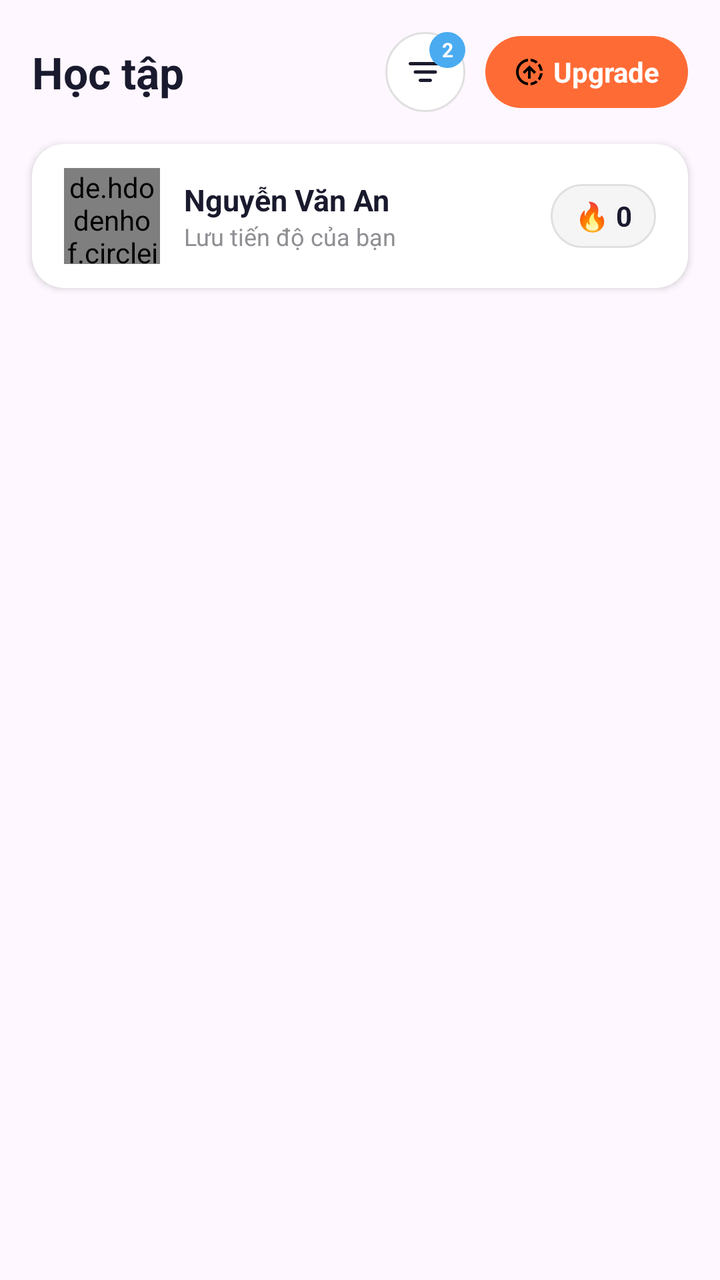
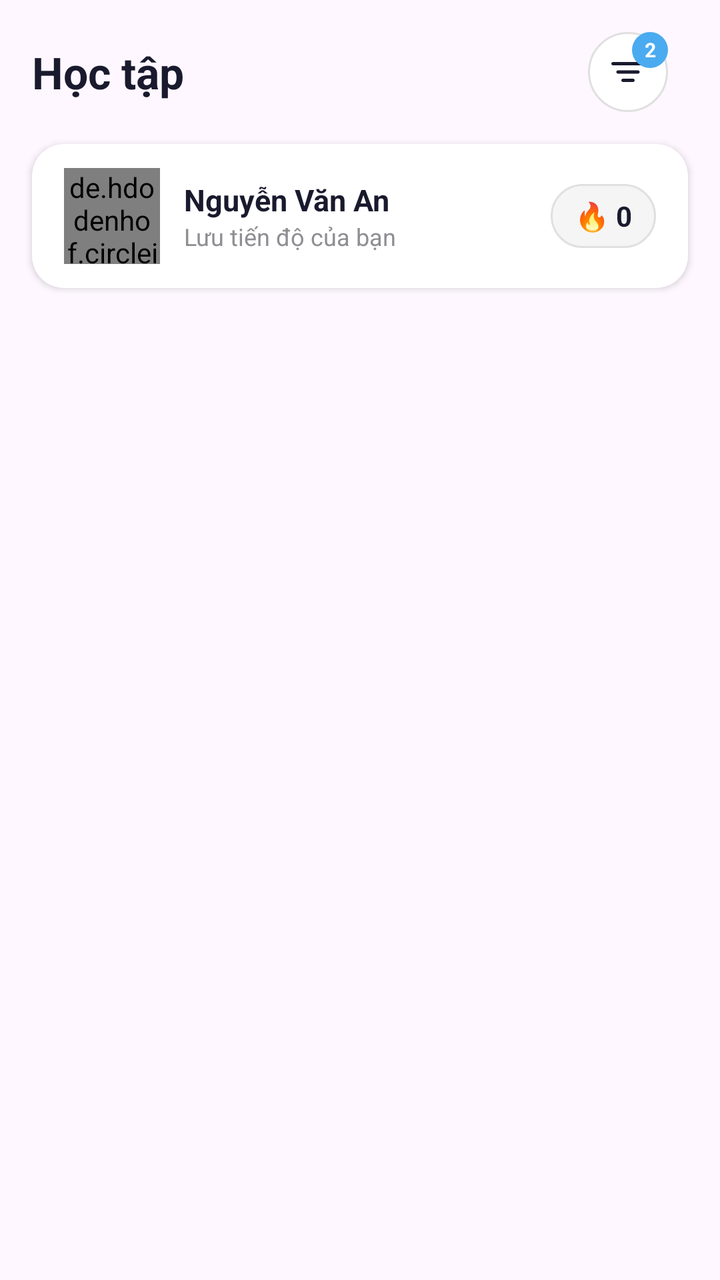

Screens rendered from an Android XML layout before and after an edit, with the pre-edit source and the edit as a unified diff.
<!-- AndroidManifest.xml: application theme Theme.App -->
<!-- res/layout/fragment_study.xml -->
<?xml version="1.0" encoding="utf-8"?>
<LinearLayout xmlns:android="http://schemas.android.com/apk/res/android"
    xmlns:app="http://schemas.android.com/apk/res-auto"
    android:layout_width="match_parent"
    android:layout_height="match_parent"
    android:orientation="vertical">

    <LinearLayout
        android:layout_width="match_parent"
        android:layout_height="wrap_content"
        android:orientation="horizontal"
        android:paddingHorizontal="16dp"
        android:paddingTop="16dp"
        android:paddingBottom="12dp"
        android:gravity="center_vertical">

        <TextView
            android:layout_width="0dp"
            android:layout_height="wrap_content"
            android:layout_weight="1"
            android:text="Học tập"
            android:textSize="22sp"
            android:textStyle="bold"
            android:textColor="#1A1A2E" />

        <FrameLayout
            android:layout_width="wrap_content"
            android:layout_height="wrap_content"
            android:layout_marginEnd="10dp">

            <ImageView
                android:layout_width="40dp"
                android:layout_height="40dp"
                android:background="@drawable/bg_circle_white"
                android:src="@drawable/ic_filter"
                android:padding="10dp"
                android:contentDescription="Filter" />

            <TextView
                android:id="@+id/tvFilterBadge"
                android:layout_width="18dp"
                android:layout_height="18dp"
                android:layout_gravity="top|end"
                android:text="2"
                android:textSize="10sp"
                android:textColor="#FFFFFF"
                android:textStyle="bold"
                android:gravity="center"
                android:background="@drawable/bg_badge_blue" />
        </FrameLayout>

        <LinearLayout
            android:layout_width="wrap_content"
            android:layout_height="36dp"
            android:orientation="horizontal"
            android:gravity="center_vertical"
            android:paddingHorizontal="14dp"
            android:background="@drawable/bg_upgrade_button">

            <ImageView
                android:layout_width="16dp"
                android:layout_height="16dp"
                android:src="@drawable/ic_upgrade_arrow"
                android:layout_marginEnd="4dp"
                android:contentDescription="Upgrade icon" />

            <TextView
                android:layout_width="wrap_content"
                android:layout_height="wrap_content"
                android:text="Upgrade"
                android:textSize="14sp"
                android:textStyle="bold"
                android:textColor="#FFFFFF" />
        </LinearLayout>

    </LinearLayout>

    <androidx.core.widget.NestedScrollView
        android:layout_width="match_parent"
        android:layout_height="match_parent">

        <LinearLayout
            android:layout_width="match_parent"
            android:layout_height="wrap_content"
            android:orientation="vertical"
            android:paddingBottom="24dp">

            <LinearLayout
                android:layout_width="match_parent"
                android:layout_height="wrap_content"
                android:orientation="horizontal"
                android:gravity="center_vertical"
                android:paddingHorizontal="16dp"
                android:paddingVertical="12dp"
                android:layout_marginHorizontal="16dp"
                android:layout_marginTop="4dp"
                android:layout_marginBottom="16dp"
                android:background="@drawable/bg_card_white"
                android:elevation="2dp">

                <de.hdodenhof.circleimageview.CircleImageView
                    android:id="@+id/imgAvatar"
                    android:layout_width="48dp"
                    android:layout_height="48dp"
                    android:src="@drawable/img_demo_avatar"
                    app:civ_border_width="2dp"
                    app:civ_border_color="#E0E0E0"
                    android:layout_marginEnd="12dp" />

                <LinearLayout
                    android:layout_width="0dp"
                    android:layout_height="wrap_content"
                    android:layout_weight="1"
                    android:orientation="vertical">

                    <TextView
                        android:id="@+id/tvUserName"
                        android:layout_width="wrap_content"
                        android:layout_height="wrap_content"
                        android:text="Nguyễn Văn An"
                        android:textSize="15sp"
                        android:textStyle="bold"
                        android:textColor="#1A1A2E" />

                    <TextView
                        android:layout_width="wrap_content"
                        android:layout_height="wrap_content"
                        android:text="Lưu tiến độ của bạn"
                        android:textSize="12sp"
                        android:textColor="#8E8E93" />
                </LinearLayout>

                <LinearLayout
                    android:layout_width="wrap_content"
                    android:layout_height="32dp"
                    android:orientation="horizontal"
                    android:gravity="center_vertical"
                    android:paddingHorizontal="12dp"
                    android:background="@drawable/bg_stat_pill">

                    <TextView
                        android:layout_width="wrap_content"
                        android:layout_height="wrap_content"
                        android:text="🔥"
                        android:textSize="14sp" />

                    <TextView
                        android:id="@+id/tvStreak"
                        android:layout_width="wrap_content"
                        android:layout_height="wrap_content"
                        android:text=" 0"
                        android:textSize="14sp"
                        android:textStyle="bold"
                        android:textColor="#1A1A2E" />
                </LinearLayout>

            </LinearLayout>

            <androidx.recyclerview.widget.RecyclerView
                android:id="@+id/rvLessonSections"
                android:layout_width="match_parent"
                android:layout_height="wrap_content"
                android:nestedScrollingEnabled="false"
                android:overScrollMode="never" />

        </LinearLayout>

    </androidx.core.widget.NestedScrollView>

</LinearLayout>
<!-- resources referenced by this layout -->
<resources>
  <!-- drawable bg_badge_blue (drawable) -->
  <?xml version="1.0" encoding="utf-8"?>
  <shape xmlns:android="http://schemas.android.com/apk/res/android"
      android:shape="oval">
      <solid android:color="#4AABF0" />
  </shape>
  <!-- drawable bg_card_white (drawable) -->
  <?xml version="1.0" encoding="utf-8"?>
  <shape xmlns:android="http://schemas.android.com/apk/res/android"
      android:shape="rectangle">
      <solid android:color="#FFFFFF" />
      <corners android:radius="16dp" />
  </shape>
  <!-- drawable bg_circle_white (drawable) -->
  <?xml version="1.0" encoding="utf-8"?>
  <shape xmlns:android="http://schemas.android.com/apk/res/android"
      android:shape="oval">
      <solid android:color="#FFFFFF" />
      <stroke android:width="1dp" android:color="#E0E0E0" />
  </shape>
  <!-- drawable bg_stat_pill (drawable) -->
  <?xml version="1.0" encoding="utf-8"?>
  <shape xmlns:android="http://schemas.android.com/apk/res/android"
      android:shape="rectangle">
      <solid android:color="#F5F5F5" />
      <stroke android:width="1dp" android:color="#E0E0E0" />
      <corners android:radius="20dp" />
  </shape>
  <!-- drawable bg_upgrade_button (drawable) -->
  <?xml version="1.0" encoding="utf-8"?>
  <shape xmlns:android="http://schemas.android.com/apk/res/android"
      android:shape="rectangle">
      <solid android:color="#FF6B35" />
      <corners android:radius="20dp" />
  </shape>
  <!-- drawable ic_filter (drawable) -->
  <?xml version="1.0" encoding="utf-8"?>
  <vector xmlns:android="http://schemas.android.com/apk/res/android"
      android:width="24dp"
      android:height="24dp"
      android:viewportWidth="24"
      android:viewportHeight="24">
  
      <path
          android:fillColor="#1A1A2E"
          android:pathData="M3,6 L21,6 C21.55,6 22,6.45 22,7 C22,7.55 21.55,8 21,8 L3,8 C2.45,8 2,7.55 2,7 C2,6.45 2.45,6 3,6 Z" />
  
      <path
          android:fillColor="#1A1A2E"
          android:pathData="M6,11 L18,11 C18.55,11 19,11.45 19,12 C19,12.55 18.55,13 18,13 L6,13 C5.45,13 5,12.55 5,12 C5,11.45 5.45,11 6,11 Z" />
  
      <path
          android:fillColor="#1A1A2E"
          android:pathData="M9,16 L15,16 C15.55,16 16,16.45 16,17 C16,17.55 15.55,18 15,18 L9,18 C8.45,18 8,17.55 8,17 C8,16.45 8.45,16 9,16 Z" />
  
  </vector>
  <!-- drawable ic_upgrade_arrow (drawable) -->
  <vector xmlns:android="http://schemas.android.com/apk/res/android" android:height="24dp" android:tint="#000000" android:viewportHeight="960" android:viewportWidth="960" android:width="24dp">
        
      <path android:fillColor="@android:color/white" android:pathData="M441,878Q365,870 299.5,836.5Q234,803 185,749.5Q136,696 108,627Q80,558 80,480Q80,323 184.5,210Q289,97 441,82L441,163Q322,178 241,267.5Q160,357 160,480Q160,603 241,692.5Q322,782 441,797L441,878ZM441,680L441,433L337,537L281,480L481,280L681,480L624,536L521,433L521,680L441,680ZM521,878L521,797Q565,792 604.5,775Q644,758 677,732L734,790Q689,826 635,849Q581,872 521,878ZM676,228Q643,202 604,185Q565,168 521,163L521,82Q581,88 635,111Q689,134 734,170L676,228ZM790,733L733,676Q759,643 776,603.5Q793,564 798,520L879,520Q873,580 849.5,634Q826,688 790,733ZM798,440Q793,396 776,356.5Q759,317 733,284L790,227Q826,272 849.5,326Q873,380 879,440L798,440Z"/>
      
  </vector>
  <!-- drawable img_demo_avatar: jpg bitmap (drawable, 3805 bytes) -->
  <style name="Theme.App" parent="Base.Theme.App" />
  <style name="Base.Theme.App" parent="Theme.Material3.DayNight.NoActionBar">
          
          
      </style>
</resources>

<!-- the commit's change to res/layout/fragment_study.xml (unified diff, before → after) -->
@@ -48,30 +48,6 @@
                 android:gravity="center"
                 android:background="@drawable/bg_badge_blue" />
         </FrameLayout>
-
-        <LinearLayout
-            android:layout_width="wrap_content"
-            android:layout_height="36dp"
-            android:orientation="horizontal"
-            android:gravity="center_vertical"
-            android:paddingHorizontal="14dp"
-            android:background="@drawable/bg_upgrade_button">
-
-            <ImageView
-                android:layout_width="16dp"
-                android:layout_height="16dp"
-                android:src="@drawable/ic_upgrade_arrow"
-                android:layout_marginEnd="4dp"
-                android:contentDescription="Upgrade icon" />
-
-            <TextView
-                android:layout_width="wrap_content"
-                android:layout_height="wrap_content"
-                android:text="Upgrade"
-                android:textSize="14sp"
-                android:textStyle="bold"
-                android:textColor="#FFFFFF" />
-        </LinearLayout>
 
     </LinearLayout>
 
<!-- resource entries referenced after the edit -->
@@ -28,13 +28,6 @@
       <stroke android:width="1dp" android:color="#E0E0E0" />
       <corners android:radius="20dp" />
   </shape>
-  <!-- drawable bg_upgrade_button (drawable) -->
-  <?xml version="1.0" encoding="utf-8"?>
-  <shape xmlns:android="http://schemas.android.com/apk/res/android"
-      android:shape="rectangle">
-      <solid android:color="#FF6B35" />
-      <corners android:radius="20dp" />
-  </shape>
   <!-- drawable ic_filter (drawable) -->
   <?xml version="1.0" encoding="utf-8"?>
   <vector xmlns:android="http://schemas.android.com/apk/res/android"
@@ -56,12 +49,6 @@
           android:pathData="M9,16 L15,16 C15.55,16 16,16.45 16,17 C16,17.55 15.55,18 15,18 L9,18 C8.45,18 8,17.55 8,17 C8,16.45 8.45,16 9,16 Z" />
   
   </vector>
-  <!-- drawable ic_upgrade_arrow (drawable) -->
-  <vector xmlns:android="http://schemas.android.com/apk/res/android" android:height="24dp" android:tint="#000000" android:viewportHeight="960" android:viewportWidth="960" android:width="24dp">
-        
-      <path android:fillColor="@android:color/white" android:pathData="M441,878Q365,870 299.5,836.5Q234,803 185,749.5Q136,696 108,627Q80,558 80,480Q80,323 184.5,210Q289,97 441,82L441,163Q322,178 241,267.5Q160,357 160,480Q160,603 241,692.5Q322,782 441,797L441,878ZM441,680L441,433L337,537L281,480L481,280L681,480L624,536L521,433L521,680L441,680ZM521,878L521,797Q565,792 604.5,775Q644,758 677,732L734,790Q689,826 635,849Q581,872 521,878ZM676,228Q643,202 604,185Q565,168 521,163L521,82Q581,88 635,111Q689,134 734,170L676,228ZM790,733L733,676Q759,643 776,603.5Q793,564 798,520L879,520Q873,580 849.5,634Q826,688 790,733ZM798,440Q793,396 776,356.5Q759,317 733,284L790,227Q826,272 849.5,326Q873,380 879,440L798,440Z"/>
-      
-  </vector>
   <!-- drawable img_demo_avatar: jpg bitmap (drawable, 3805 bytes) -->
   <style name="Theme.App" parent="Base.Theme.App" />
   <style name="Base.Theme.App" parent="Theme.Material3.DayNight.NoActionBar">
